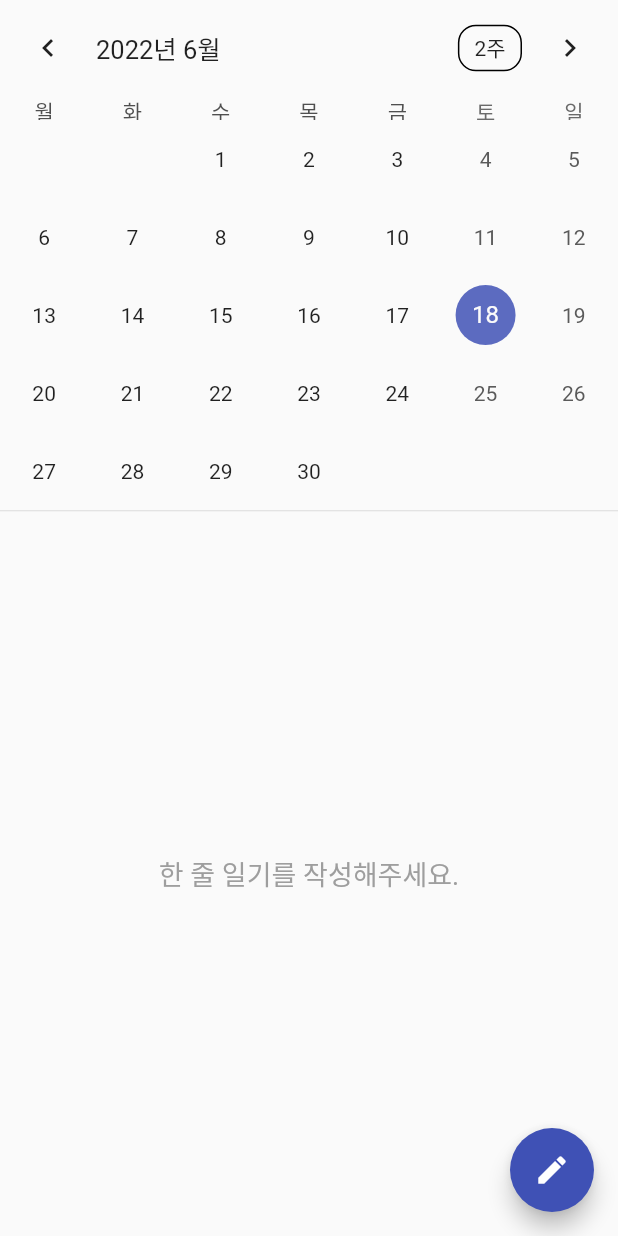
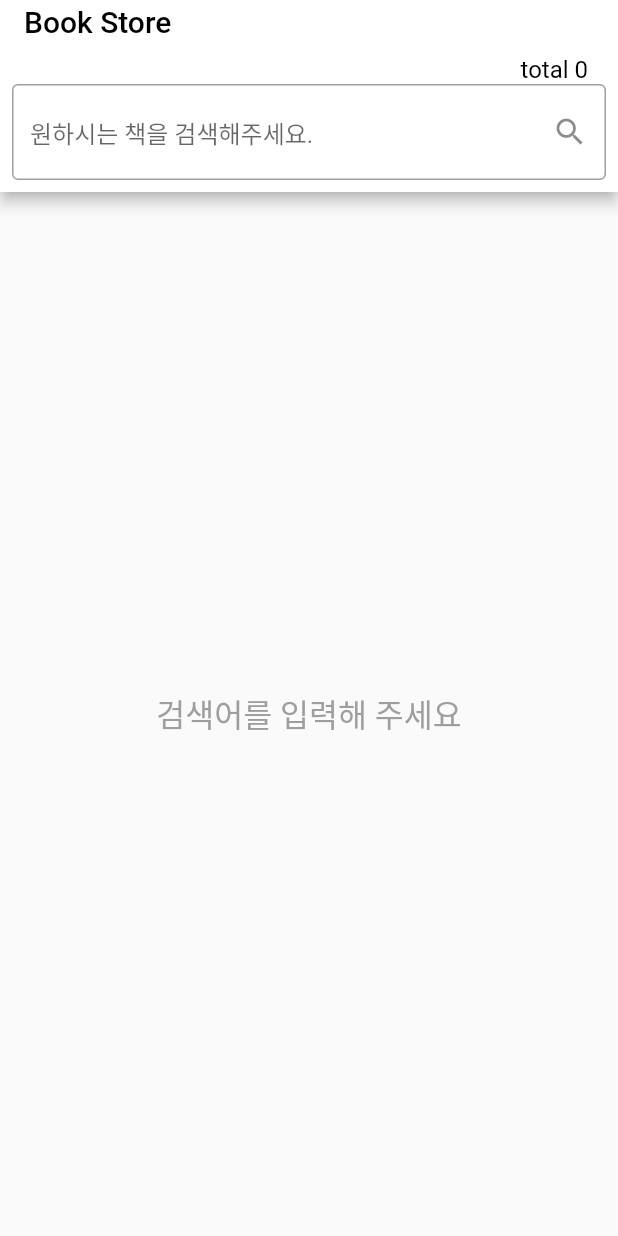
Before and after one commit to 7271kim/flutter, a Flutter app: the screen it shows after launch, on a phone screen of 412 x 824 dp. Run offline on Flutter 3.47's test engine with Material 2 defaults, Android fonts, the phone set to English and light mode, and no system bars; drawn by our look-alikes of table_calendar; our stand-ins replace dio, google_fonts, shared_preferences; Roboto replaces fonts that are missing (Jua).

Commit message:
[4주차 과제] Book Store Api 호출 과제

```diff
--- /dev/null
+++ b/lib/book_store/book.dart
@@ -0,0 +1,8 @@
+class Book {
+  String title;
+  String subtitle;
+  String imageUrl;
+  String imageLink;
+
+  Book(this.title, this.subtitle, this.imageUrl, this.imageLink);
+}
--- /dev/null
+++ b/lib/book_store/book_service.dart
@@ -0,0 +1,38 @@
+import 'package:dio/dio.dart';
+import 'package:flutter/material.dart';
+import 'package:shared_preferences/shared_preferences.dart';
+
+import 'book.dart';
+
+class BookService extends ChangeNotifier {
+  // 책 목록
+
+  SharedPreferences prefs;
+
+  List<Book> bookList = [];
+
+  BookService(this.prefs);
+
+  void getBookList(String keyword) async {
+    bookList.clear(); // 기존에 들어있는 데이터 초기화
+
+    // API 호출
+    Response response = await Dio().get(
+      "https://www.googleapis.com/books/v1/volumes?q=$keyword&startIndex=0&maxResults=40",
+    );
+
+    response.data['items']?.forEach((item) {
+      String title = item['volumeInfo']['title'] ?? '';
+      String subtitle = item['volumeInfo']['subtitle'] ?? '';
+      String imageUrl = item['volumeInfo']['imageLinks']['thumbnail'] ?? '';
+      String imageLink = item['volumeInfo']['previewLink'] ?? '';
+      bookList.add(new Book(title, subtitle, imageUrl, imageLink));
+    });
+
+    notifyListeners();
+  }
+
+  bool isEmpty() {
+    return bookList.isEmpty;
+  }
+}
--- /dev/null
+++ b/lib/book_store/home.dart
@@ -0,0 +1,128 @@
+import 'package:flutter/material.dart';
+import 'package:flutter_application/book_store/book_service.dart';
+import 'package:provider/provider.dart';
+import 'package:url_launcher/url_launcher.dart';
+
+import 'book.dart';
+
+class Home extends StatefulWidget {
+  Home({Key? key}) : super(key: key);
+
+  @override
+  State<Home> createState() => _HomeState();
+}
+
+class _HomeState extends State<Home> {
+  final TextEditingController searchController = TextEditingController();
+
+  @override
+  Widget build(BuildContext context) {
+    return Consumer<BookService>(
+        builder: (context, bookService, child) => Scaffold(
+              appBar: getAppBar(bookService),
+              body: bookService.isEmpty()
+                  ? getBodyEmptyGride()
+                  : getBookListGride(bookService),
+            ));
+  }
+
+  ListView getBookListGride(BookService bookService) {
+    return ListView.builder(
+      itemCount: bookService.bookList.length,
+      itemBuilder: (context, index) {
+        Book book = bookService.bookList[index];
+        return ListTile(
+          leading: Image.network(
+            book.imageUrl,
+            width: 80,
+            height: 80,
+            fit: BoxFit.cover,
+          ),
+          title: Text(book.title),
+          subtitle: Text(book.subtitle),
+          onTap: () async {
+            Uri _url = Uri.parse(book.imageLink);
+            if (!await launchUrl(_url)) throw 'Could not launch $_url';
+          },
+        );
+      },
+    );
+  }
+
+  Center getBodyEmptyGride() {
+    return Center(
+      child: Text(
+        "검색어를 입력해 주세요",
+        style: TextStyle(
+          fontSize: 21,
+          color: Colors.grey,
+        ),
+      ),
+    );
+  }
+
+  AppBar getAppBar(BookService bookService) {
+    return AppBar(
+        backgroundColor: Colors.white,
+        title: Text(
+          "Book Store",
+          style: TextStyle(
+            color: Colors.black,
+          ),
+        ),
+        bottom: PreferredSize(
+          child: Container(
+            padding: const EdgeInsets.all(8.0),
+            child: Column(
+              children: [
+                getTotalCountGride(bookService),
+                getSearchTextFieldGride(bookService)
+              ],
+            ),
+          ),
+          preferredSize: Size(double.infinity, 72),
+        ));
+  }
+
+  TextField getSearchTextFieldGride(BookService bookService) {
+    return TextField(
+      controller: searchController,
+      decoration: InputDecoration(
+        hintText: "원하시는 책을 검색해주세요.",
+        border: OutlineInputBorder(
+          borderSide: BorderSide(color: Colors.black),
+        ),
+        suffixIcon: IconButton(
+          icon: Icon(Icons.search),
+          onPressed: () {
+            search(bookService);
+          },
+        ),
+      ),
+      onSubmitted: (_) {
+        search(bookService);
+      },
+    );
+  }
+
+  Container getTotalCountGride(BookService bookService) {
+    return Container(
+      alignment: Alignment.topRight,
+      padding: const EdgeInsets.only(right: 12),
+      child: Text(
+        "total ${bookService.bookList.length}",
+        style: TextStyle(
+          color: Colors.black,
+          fontSize: 16,
+        ),
+      ),
+    );
+  }
+
+  void search(BookService bookService) {
+    String keyword = searchController.text;
+    if (keyword.isNotEmpty) {
+      bookService.getBookList(keyword);
+    }
+  }
+}
--- a/lib/main.dart
+++ b/lib/main.dart
@@ -1,7 +1,9 @@
 import 'package:flutter/material.dart';
+import 'package:flutter_application/book_store/home.dart';
 import 'package:google_fonts/google_fonts.dart';
 import 'package:provider/provider.dart';
 import 'package:shared_preferences/shared_preferences.dart';
+import 'book_store/book_service.dart';
 import 'diary_service.dart';
 import 'home_page.dart';
 import 'package:intl/date_symbol_data_local.dart';
@@ -9,12 +11,11 @@ import 'package:intl/date_symbol_data_local.dart';
 Future<void> main() async {
   WidgetsFlutterBinding.ensureInitialized();
   SharedPreferences prefs = await SharedPreferences.getInstance();
-  prefs.setString("savedDiary", "{}");
 
   initializeDateFormatting().then((_) => runApp(
         MultiProvider(
           providers: [
-            ChangeNotifierProvider(create: (context) => DiaryService(prefs)),
+            ChangeNotifierProvider(create: (context) => BookService(prefs)),
           ],
           child: const MyApp(),
         ),
@@ -31,7 +32,7 @@ class MyApp extends StatelessWidget {
       theme: ThemeData(
         textTheme: GoogleFonts.getTextTheme('Jua'),
       ),
-      home: HomePage(),
+      home: Home(),
     );
   }
 }
--- a/pubspec.yaml
+++ b/pubspec.yaml
@@ -23,6 +23,10 @@ dependencies:
 
   google_fonts: ^3.0.1
 
+  dio: ^4.0.6
+
+  url_launcher: ^6.1.3
+
 
 dev_dependencies:
   flutter_test:
```
Also changed, not shown: pubspec.lock, 4 other files.
